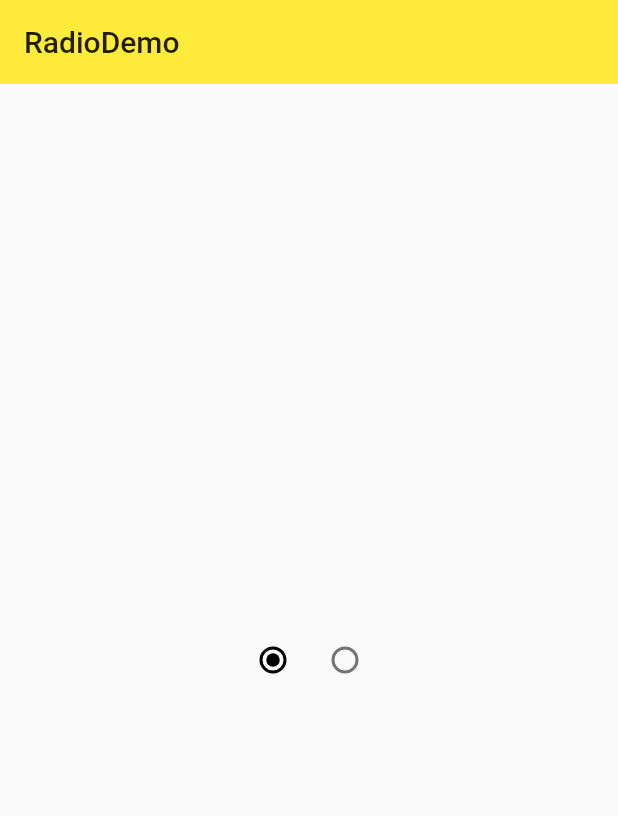
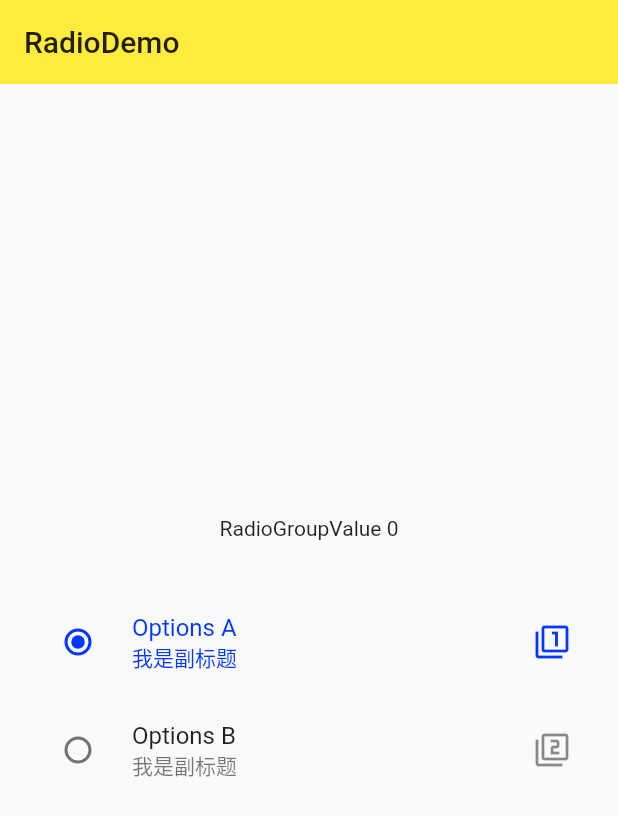
Before and after one commit to lv823063712/flutter_apps, a Flutter app: the RadioDemo screen opened directly, on a phone screen of 412 x 824 dp. Shown: the top 816 px of the screen. Run offline on Flutter 3.47's test engine with Material 2 defaults, Android fonts, the phone set to English and light mode, and no system bars.

Commit message:
带图标的 标题 副标题的单选按钮Radio

```diff
--- a/lib/demo/RadioDemo.dart
+++ b/lib/demo/RadioDemo.dart
@@ -21,10 +21,30 @@ class _RadioDemoState extends State<RadioDemo> {
           //设定一个线性布局
           mainAxisAlignment: MainAxisAlignment.center, //让部件垂直居中
           children: <Widget>[
+            Text('RadioGroupValue $_radioGroupA'),
+            SizedBox(height: 32.0,),
+            RadioListTile(
+              value: 0,
+              groupValue: _radioGroupA,
+              onChanged: _handleRadioValueChanged,
+              title: Text('Options A'),
+              subtitle: Text('我是副标题'),
+              secondary: Icon(Icons.filter_1),
+              selected: _radioGroupA == 0,
+            ),
+            RadioListTile(
+              value: 1,
+              groupValue: _radioGroupA,
+              onChanged: _handleRadioValueChanged,
+              title: Text('Options B'),
+              subtitle: Text('我是副标题'),
+              secondary: Icon(Icons.filter_2),
+              selected: _radioGroupA == 1,
+            ),
             Row(
               mainAxisAlignment: MainAxisAlignment.center, //设定部件水平居中
               children: <Widget>[
-                Radio(
+                /*Radio(
                   value: 0, //单个值
                   groupValue: _radioGroupA, //群组值
                   onChanged: _handleRadioValueChanged, //方法
@@ -35,7 +55,7 @@ class _RadioDemoState extends State<RadioDemo> {
                   groupValue: _radioGroupA, //群组值
                   onChanged: _handleRadioValueChanged, //方法
                   activeColor: Colors.black,
-                ),
+                ),*/
               ],
             ),
           ],
```
